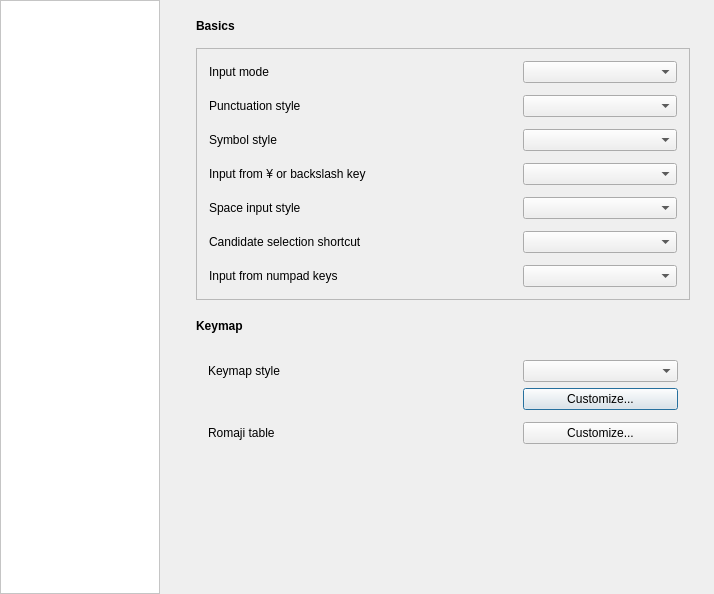
Above: src/gui/config_dialog/config_dialog.ui from yoshikiobata/mozc before the change. Below: the same form after it.
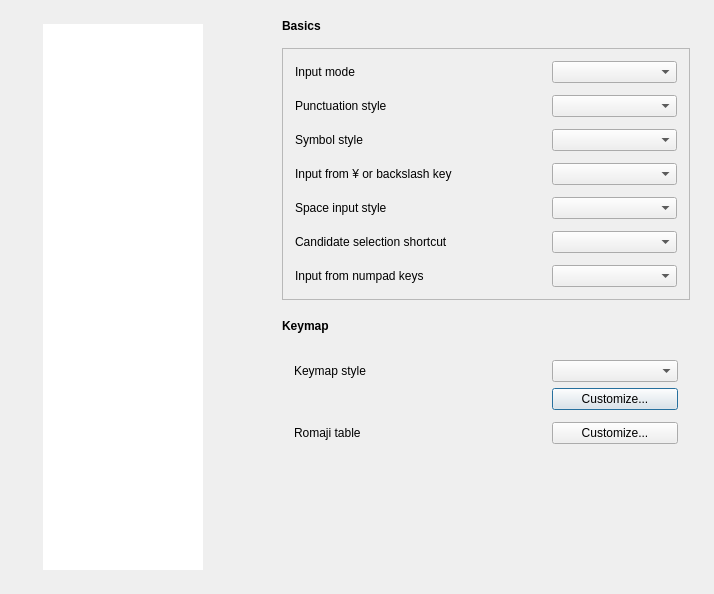
That is the form after the change. Custom widgets are drawn as their Qt base class.

The edit to the form file:
```diff
--- a/src/gui/config_dialog/config_dialog.ui
+++ b/src/gui/config_dialog/config_dialog.ui
@@ -84,10 +84,28 @@
         <number>0</number>
        </property>
    <item>
+    <widget class="QFrame" name="contentsListFrame">
+     <property name="sizePolicy">
+      <sizepolicy hsizetype="Preferred" vsizetype="Expanding">
+       <horstretch>0</horstretch>
+       <verstretch>0</verstretch>
+      </sizepolicy>
+     </property>
+     <layout class="QHBoxLayout" name="contentsListLayout">
+      <property name="leftMargin">
+       <number>0</number>
+      </property>
+      <property name="topMargin">
+       <number>24</number>
+      </property>
+      <property name="rightMargin">
+       <number>0</number>
+      </property>
+      <property name="bottomMargin">
+       <number>24</number>
+      </property>
+      <item>
     <widget class="QListWidget" name="contentsListWidget">
-  <property name="styleSheet">
-   <string>background-color: palette(light);</string>
-  </property>
      <property name="minimumSize">
       <size>
        <width>128</width>
@@ -100,6 +118,9 @@
        <height>16777215</height>
       </size>
      </property>
+        <property name="frameShape">
+         <enum>QFrame::Shape::NoFrame</enum>
+        </property>
      <property name="editTriggers">
       <set>QAbstractItemView::EditTrigger::NoEditTriggers</set>
      </property>
@@ -112,6 +133,9 @@
      <property name="uniformItemSizes">
       <bool>true</bool>
      </property>
+       </widget>
+      </item>
+     </layout>
     </widget>
    </item>
    <item>
```
Left out of the diff: 4 changed lines with no effect on the pictures. Lines whose indentation alone changed are shown as unchanged.
